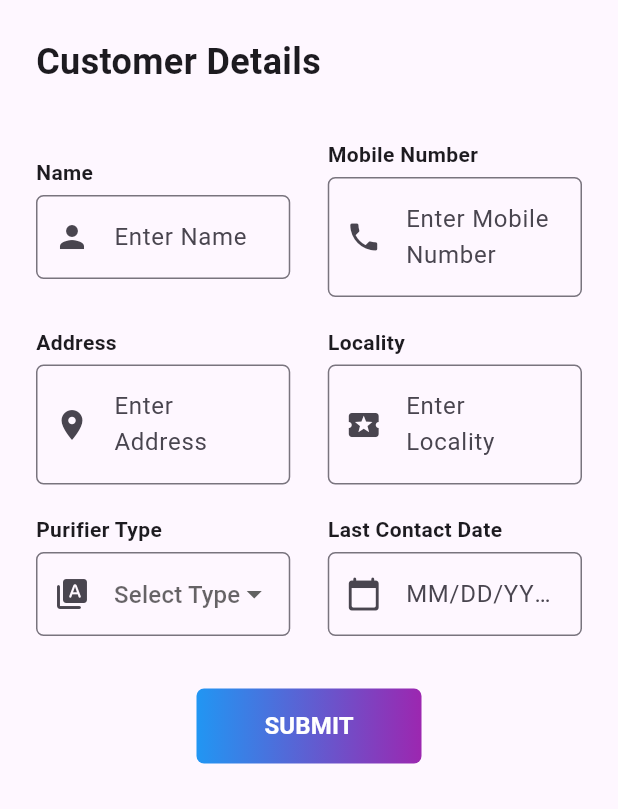
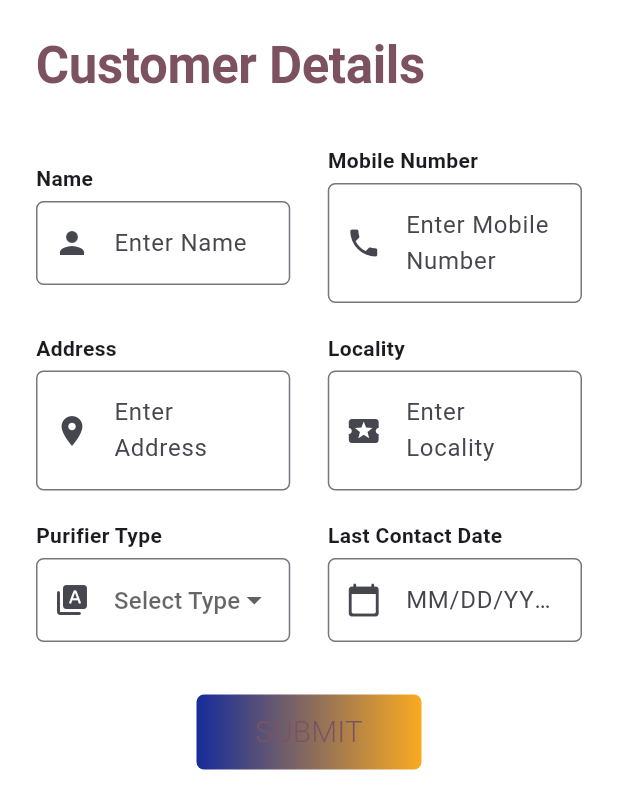
Before and after one commit to Harman0817/dashmesh_ro, a Flutter app: the AddCustomerView screen opened directly, on a phone screen of 412 x 824 dp. Shown: the top 809 px of the screen. Run offline on Flutter 3.47's test engine with Material 3 defaults, Android fonts, the phone set to English and light mode, and no system bars; our stand-ins replace dio, flutter_bloc, flutter_calendar_carousel, font_awesome_flutter, get, get_it and 2 more; accounts and stored records are empty.

Commit message:
Theme added

```diff
--- a/lib/features/add_customer/view/add_customer_view.dart
+++ b/lib/features/add_customer/view/add_customer_view.dart
@@ -35,11 +35,9 @@ class _AddCustomerViewState extends State<AddCustomerView> {
                       child: Column(
                         crossAxisAlignment: CrossAxisAlignment.start,
                         children: [
-                          const Text(
+                          Text(
                             StringConstants.customerDetails,
-                            style: TextStyle(
-                                fontWeight: FontWeight.bold,
-                                fontSize: 24),
+                            style: Theme.of(context).textTheme.displayLarge,
                           ),
                           const SizedBox(height: 35,),
                           Row(
--- a/lib/features/app/bloc/theme_bloc.dart
+++ b/lib/features/app/bloc/theme_bloc.dart
@@ -1,18 +1,18 @@
-import 'dart:async';
-import 'package:dashmesh_ro/features/app/bloc/theme_event.dart';
-import 'package:dashmesh_ro/features/app/bloc/theme_state.dart';
-import 'package:dashmesh_ro/features/app/themes.dart';
-import 'package:flutter_bloc/flutter_bloc.dart';
-
-class ThemeBloc extends Bloc<ThemeEvent, ThemeState> {
-  ThemeBloc() : super(ThemeState(themeData: appThemeData[AppTheme.light]!));
-
-
-  Stream<ThemeState> mapEventToState(
-    ThemeEvent event,
-  ) async* {
-    if (event is ThemeChanged) {
-      yield ThemeState(themeData: appThemeData[event.theme]!);
-    }
-  }
-}
+// import 'dart:async';
+// import 'package:dashmesh_ro/features/app/bloc/theme_event.dart';
+// import 'package:dashmesh_ro/features/app/bloc/theme_state.dart';
+// import 'package:dashmesh_ro/features/app/themes.dart';
+// import 'package:flutter_bloc/flutter_bloc.dart';
+//
+// class ThemeBloc extends Bloc<ThemeEvent, ThemeState> {
+//   ThemeBloc() : super(ThemeState(themeData: appThemeData[AppTheme.light]!));
+//
+//
+//   Stream<ThemeState> mapEventToState(
+//     ThemeEvent event,
+//   ) async* {
+//     if (event is ThemeChanged) {
+//       yield ThemeState(themeData: appThemeData[event.theme]!);
+//     }
+//   }
+// }
--- a/lib/features/app/bloc/theme_event.dart
+++ b/lib/features/app/bloc/theme_event.dart
@@ -1,11 +1,11 @@
-import 'package:dashmesh_ro/features/app/themes.dart';
-
-abstract class ThemeEvent {}
-
-class ThemeChanged extends ThemeEvent {
-  final AppTheme theme;
-
-  ThemeChanged({
-    required this.theme,
-  });
-}
+// import 'package:dashmesh_ro/features/app/themes.dart';
+//
+// abstract class ThemeEvent {}
+//
+// class ThemeChanged extends ThemeEvent {
+//   final AppTheme theme;
+//
+//   ThemeChanged({
+//     required this.theme,
+//   });
+// }
--- a/lib/features/app/bloc/theme_state.dart
+++ b/lib/features/app/bloc/theme_state.dart
@@ -1,9 +1,9 @@
-import 'package:flutter/material.dart';
-
-class ThemeState {
-  final ThemeData themeData;
-
-  ThemeState({
-    required this.themeData,
-  });
-}
+// import 'package:flutter/material.dart';
+// class ThemeState {
+//
+//   final ThemeData themeData;
+//
+//   ThemeState({
+//     required this.themeData,
+//   });
+// }
--- a/lib/features/app/themes.dart
+++ b/lib/features/app/themes.dart
@@ -1,15 +1,18 @@
-import 'package:flutter/material.dart';
-
-
-enum AppTheme { light, dark }
-
-final appThemeData = {
-  AppTheme.light: ThemeData(
-    brightness: Brightness.light,
-    primaryColor: Colors.blue,
-  ),
-  AppTheme.dark: ThemeData(
-    brightness: Brightness.dark,
-    primaryColor: Colors.green[700],
-  ),
-};
+// import 'package:flutter/material.dart';
+//
+//
+// enum AppTheme {light}
+//
+// final appThemeData = {
+//   AppTheme.light: ThemeData(
+//     useMaterial3: true,
+//     primarySwatch: Colors.indigo,
+//     colorScheme:ColorScheme.fromSeed(seedColor: Colors.blue,
+//       brightness: Brightness.light,),
+//     primaryColor: Colors.blue,
+//   ),
+//   // AppTheme.dark: ThemeData(
+//   //   brightness: Brightness.dark,
+//   //   primaryColor: Colors.green[700],
+//   // ),
+// };
--- a/lib/features/dashboard/view/calendar_view.dart
+++ b/lib/features/dashboard/view/calendar_view.dart
@@ -21,7 +21,7 @@ class CalendarPage extends StatelessWidget {
       //thisMonthDayBorderColor: Colors.grey,
       weekFormat: false,
 
-      daysHaveCircularBorder: false,childAspectRatio: 1.5,
+      daysHaveCircularBorder: true,childAspectRatio: 1.5,
       markedDateShowIcon: true,
       markedDateIconMaxShown: 2,
       markedDateMoreShowTotal: true,
--- a/lib/features/services/view/notification_view.dart
+++ b/lib/features/services/view/notification_view.dart
@@ -18,7 +18,7 @@ class NotificationView extends StatelessWidget {
       margin: const EdgeInsets.all(16),
       decoration: BoxDecoration(
           // borderRadius: BorderRadius.circular(24),
-          color: Colors.grey.shade50),
+          color:Theme.of(context).colorScheme.onError),
       child: BlocBuilder<ServiceBloc, int>(
         builder: (context, state) {
           return FutureBuilder(
--- a/lib/features/widgets/gradient_button.dart
+++ b/lib/features/widgets/gradient_button.dart
@@ -17,13 +17,13 @@ class GradientButton extends StatelessWidget {
      height:50,
      width:150,
      decoration: BoxDecoration(
-       gradient: const LinearGradient(colors: [
-         Colors.blue, Colors.purple
+       gradient:  LinearGradient(colors: [
+         Theme.of(context).colorScheme.primary, Theme.of(context).colorScheme.secondary
        ]),
        borderRadius: BorderRadius.circular(5)
      ),
      child:TextButton(onPressed: onPressed,
-     child:const Text("SUBMIT",style: TextStyle(fontSize: 16,color: Colors.white,fontWeight: FontWeight.bold),),),
+     child: Text("SUBMIT",style: Theme.of(context).textTheme.displayMedium,),),
    )
    );
   }
```
Also changed, not shown: lib/features/app/app.dart (+29 -9 lines), lib/features/dashboard/view/summary_view.dart (+13 -10 lines), lib/features/home/bloc/home_cubit.dart (+6 -6 lines), lib/features/home/view/home_view.dart (+6 -6 lines).
